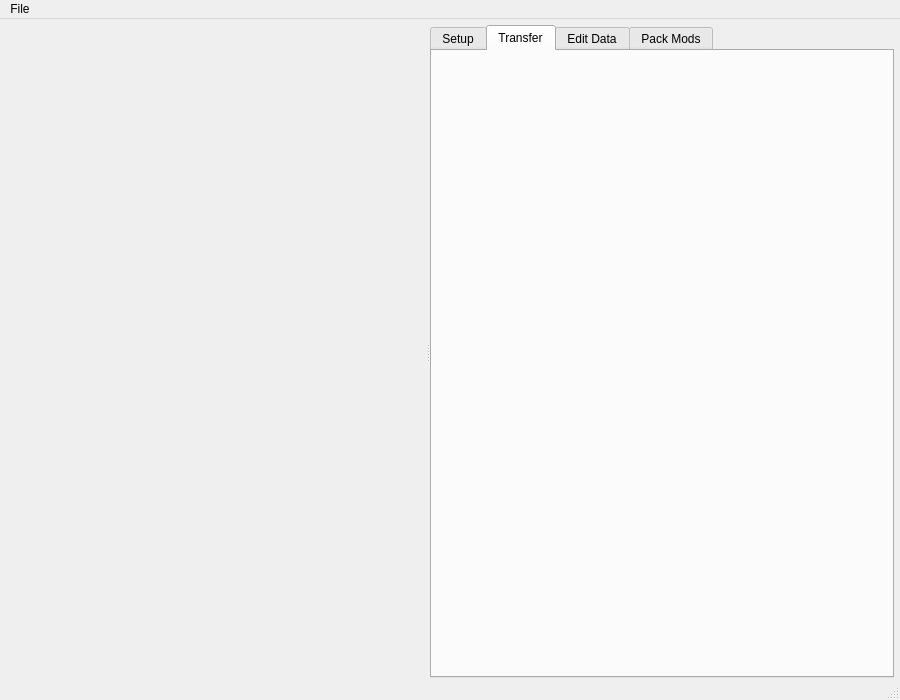
Alamithor/DigiSModEditor, file src/DigiSModEditor/ui_file/main_window.ui: the form before one commit.
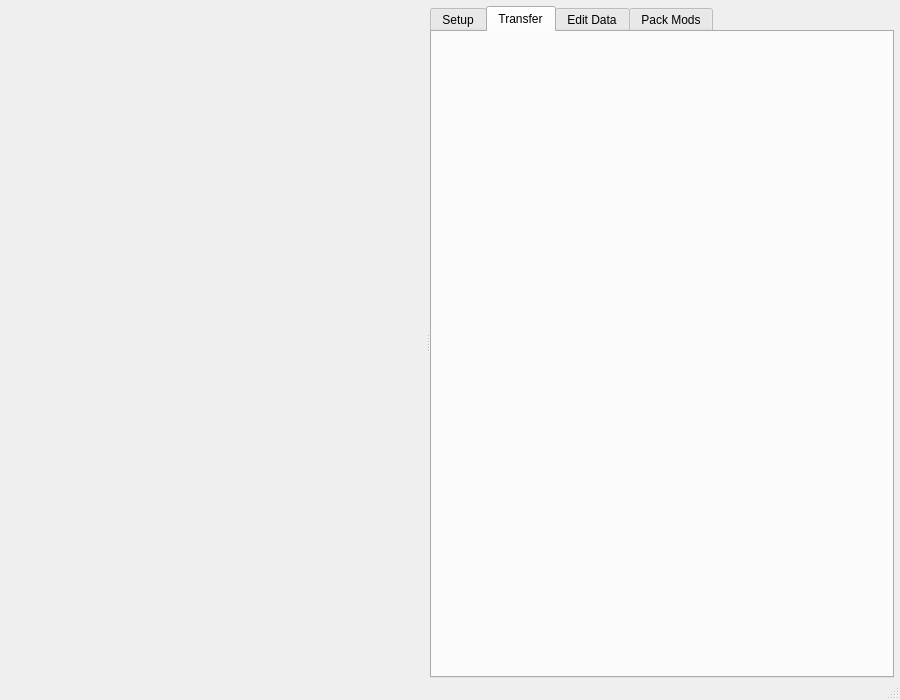
The form after the commit.

Commit message: remove unused menubar

Diff of the .ui file:
```diff
--- a/src/DigiSModEditor/ui_file/main_window.ui
+++ b/src/DigiSModEditor/ui_file/main_window.ui
@@ -77,28 +77,6 @@
     </item>
    </layout>
   </widget>
-  <widget class="QMenuBar" name="menubar">
-   <property name="geometry">
-    <rect>
-     <x>0</x>
-     <y>0</y>
-     <width>900</width>
-     <height>22</height>
-    </rect>
-   </property>
-   <widget class="QMenu" name="menuFile">
-    <property name="title">
-     <string>File</string>
-    </property>
-    <addaction name="actionNew"/>
-    <addaction name="actionOpen"/>
-    <addaction name="separator"/>
-    <addaction name="actionSave"/>
-    <addaction name="separator"/>
-    <addaction name="actionExit"/>
-   </widget>
-   <addaction name="menuFile"/>
-  </widget>
   <widget class="QStatusBar" name="statusbar">
    <property name="sizePolicy">
     <sizepolicy hsizetype="Preferred" vsizetype="Minimum">
```
